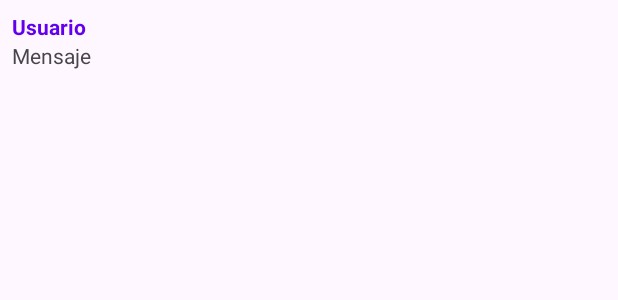
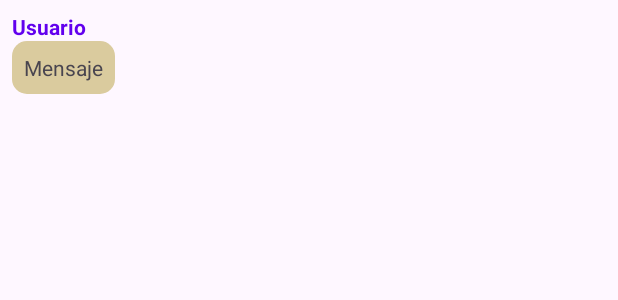
Before and after one commit to MigueldeNobrega/Futbol_Connection_Notes, an Android app: the layout item_message.xml on its own in the app's theme, with its tools: preview values and no code run, on a phone screen of 412 x 824 dp. Shown: the top 300 px of the screen. Run offline under Robolectric (Android 15) with nearby library versions, the phone set to English and light mode, and no system bars.

Commit message:
AlignMessages

```diff
--- /dev/null
+++ b/app/src/main/res/drawable/message_background.xml
@@ -0,0 +1,5 @@
+<?xml version="1.0" encoding="utf-8"?>
+<shape xmlns:android="http://schemas.android.com/apk/res/android">
+    <solid android:color="#DACB9E"/>  <!-- Color de fondo del mensaje -->
+    <corners android:radius="10dp"/>
+</shape>
--- a/app/src/main/res/layout/item_message.xml
+++ b/app/src/main/res/layout/item_message.xml
@@ -1,11 +1,19 @@
 <?xml version="1.0" encoding="utf-8"?>
-<LinearLayout
-    xmlns:android="http://schemas.android.com/apk/res/android"
+<LinearLayout xmlns:android="http://schemas.android.com/apk/res/android"
     android:layout_width="match_parent"
     android:layout_height="wrap_content"
-    android:padding="8dp"
-    android:orientation="vertical">
+    android:orientation="horizontal"
+    android:padding="8dp">
 
+    <!-- Contenedor para el mensaje que se alineará a la derecha o izquierda -->
+    <LinearLayout
+        android:layout_width="wrap_content"
+        android:layout_height="wrap_content"
+        android:orientation="vertical"
+        android:gravity="start"
+        android:id="@+id/layoutMensaje">
+
+        <!-- Usuario que manda el mensaje -->
         <TextView
             android:id="@+id/textUsuario"
             android:layout_width="wrap_content"
@@ -14,9 +22,16 @@
             android:textColor="#FF6200EE"
             android:text="Usuario"/>
 
+        <!-- Contenido del mensaje -->
         <TextView
             android:id="@+id/textMensaje"
             android:layout_width="wrap_content"
             android:layout_height="wrap_content"
-        android:text="Mensaje"/>
+            android:text="Mensaje"
+            android:background="@drawable/message_background"
+            android:padding="8dp"
+            android:maxWidth="280dp"/>
+
     </LinearLayout>
+
+</LinearLayout>
```
Also changed, not shown: app/src/main/java/com/example/futbol_connection_notes/ChatAdapter.java (+23 -0 lines). Lines whose indentation alone changed are shown as unchanged.
